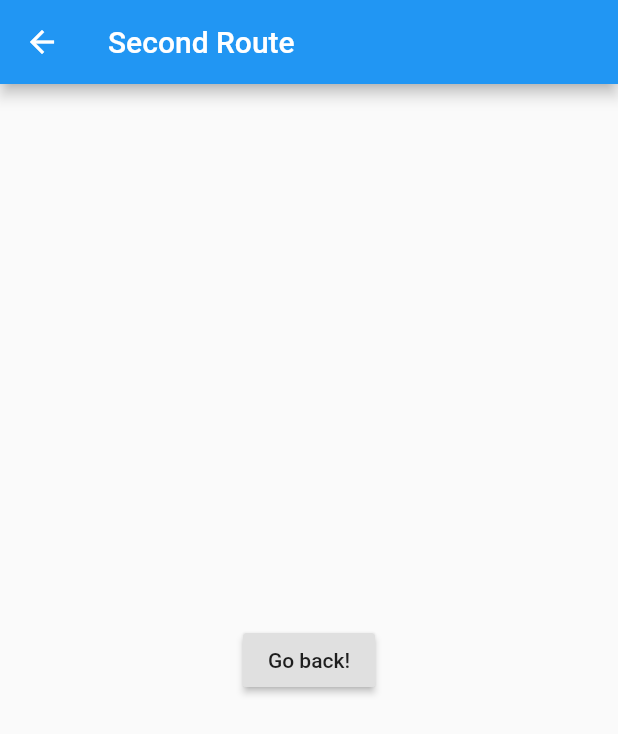
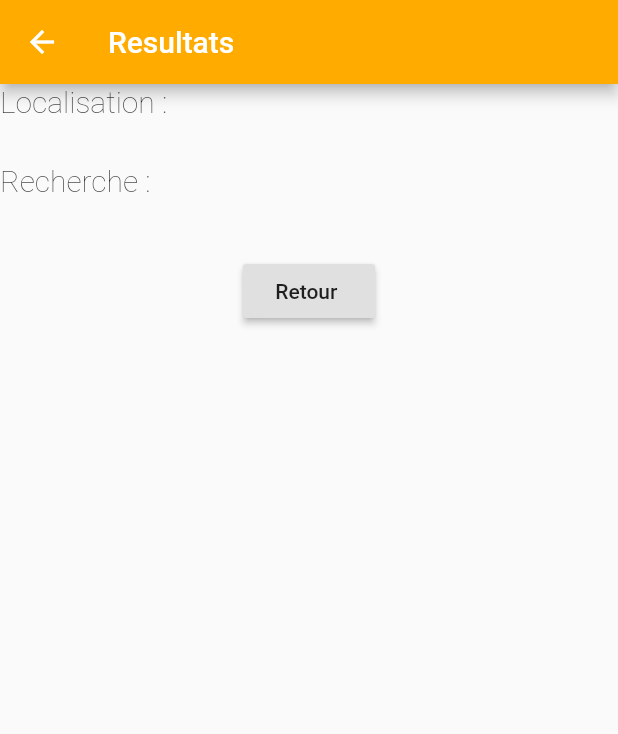
Before and after one commit to Rezoo7/flutter_project, a Flutter app: the screen it shows after launch, after a tap on "Resultats", on a phone screen of 412 x 824 dp. Shown: the top 734 px of the screen. Run offline on Flutter 3.47's test engine with Material 2 defaults, Android fonts, the phone set to English and light mode, and no system bars.

Commit message:
Deux input recherche et localisation, String recuperees dans deuxieme activité, un peu de custom

```diff
--- a/lib/main.dart
+++ b/lib/main.dart
@@ -11,7 +11,7 @@ class MyApp extends StatelessWidget {
       theme: ThemeData(
         primarySwatch: Colors.blue,
       ),
-      home: MyHomePage(title: 'Home Page'),
+      home: MyHomePage(title: 'Accueil Recherche '),
     );
   }
 }
@@ -25,12 +25,15 @@ class MyHomePage extends StatefulWidget {
 }
 
 class _MyHomePageState extends State<MyHomePage> {
+  TextEditingController localisationController = TextEditingController();
+  TextEditingController searchController = TextEditingController();
 
   @override
   Widget build(BuildContext context) {
     return Scaffold(
       appBar: AppBar(
         title: Text(widget.title),
+        backgroundColor: Colors.amberAccent[700],
       ),
       body:
       Column(
@@ -43,14 +46,15 @@ class _MyHomePageState extends State<MyHomePage> {
               SizedBox(width: 35.0),
               new Flexible(
                 child: new TextField(
+                  controller: localisationController,
                   decoration: InputDecoration(
-                    hintText: 'Entrez une Localisation ',
+                    hintText: 'Entrez une Localisation',
                   ),
                 ),
               ),
             ],
           ),
-          SizedBox(height: 10.0,),
+          SizedBox(height: 20.0,),
           Row(
             children: <Widget>[
               Text(
@@ -59,6 +63,7 @@ class _MyHomePageState extends State<MyHomePage> {
               SizedBox(width: 5.0),
               new Flexible(
                 child: new TextField(
+                  controller: searchController,
                   decoration: InputDecoration(
                     hintText: 'Bars, Restaurants... ',
                   ),
@@ -72,8 +77,7 @@ class _MyHomePageState extends State<MyHomePage> {
               RaisedButton(
                 child: Text('Resultats'),
                 onPressed: () {
-                  Navigator.push(context, MaterialPageRoute(builder: (context) => SecondRoute()),
-                  );
+                  _sendLocalisationToResult(context);
                 },
               )
             ],
@@ -82,24 +86,89 @@ class _MyHomePageState extends State<MyHomePage> {
       ),
     );
   }
+  void _sendLocalisationToResult(BuildContext context) {
+    String loc = localisationController.text;
+    String sch = searchController.text;
+    Navigator.push(
+        context,
+        MaterialPageRoute(
+          builder: (context) => Results(localisation: loc,search: sch),
+        ));
+  }
 }
 
 
-class SecondRoute extends StatelessWidget {
+class Results extends StatelessWidget {
+  final String localisation;
+  final String search;
+
+  Results({Key key, @required this.localisation,this.search}) : super(key: key);
+
   @override
   Widget build(BuildContext context) {
     return Scaffold(
       appBar: AppBar(
-        title: Text("Second Route"),
+        title: Text("Resultats"),
+        backgroundColor: Colors.amberAccent[700],
       ),
-      body: Center(
-        child: RaisedButton(
-          onPressed: () {
-            Navigator.pop(context);
-          },
-          child: Text('Go back!'),
-        ),
+      body: Column(
+        children: <Widget>[
+          Column(
+            children: <Widget>[
+              Row(
+                children: <Widget>[
+                  Text(
+                      "Localisation : ",
+                      style: titleWeight(20.0),
+                  ),
+                  SizedBox(width: 10.0),
+                  Text(
+                      this.localisation,
+                      style: TextStyle(
+                        fontWeight: FontWeight.w400,
+                        fontSize: 20.0
+                    ),
+                  )
+                ],
+              ),
+              SizedBox(height: 30.0),
+              Row(
+                children: <Widget>[
+                  Text(
+                      "Recherche : ",
+                    style: titleWeight(20.0) ,
+                  ),
+                  SizedBox(width: 10.0),
+                  Text(
+                      this.search,
+                    style: TextStyle(
+                      fontWeight: FontWeight.w400,
+                      fontSize: 20.0
+                    ),
+                  )
+                ],
+              ),
+            ],
+          ),
+          SizedBox(height: 38.0),
+          Center(
+            child:
+            RaisedButton(
+              onPressed: () {
+                Navigator.pop(context);
+              },
+              child: Text('Retour '),
+            ),
+          ),
+        ],
       ),
     );
   }
+
+  TextStyle titleWeight(double size){
+    return new TextStyle(
+      fontSize: size,
+      fontWeight: FontWeight.w200,
+    );
+  }
 }
```
Also changed, not shown: pubspec.yaml (+9 -6 lines), fonts/Poppins-Black.ttf (added), fonts/Poppins-BlackItalic.ttf (added), fonts/Poppins-Bold.ttf (added), fonts/Poppins-BoldItalic.ttf (added), fonts/Poppins-ExtraBold.ttf (added), fonts/Poppins-ExtraBoldItalic.ttf (added), fonts/Poppins-ExtraLight.ttf (added), fonts/Poppins-ExtraLightItalic.ttf (added), fonts/Poppins-Italic.ttf (added), fonts/Poppins-Light.ttf (added), fonts/Poppins-LightItalic.ttf (added), fonts/Poppins-Medium.ttf (added), fonts/Poppins-MediumItalic.ttf (added), 5 more files.
